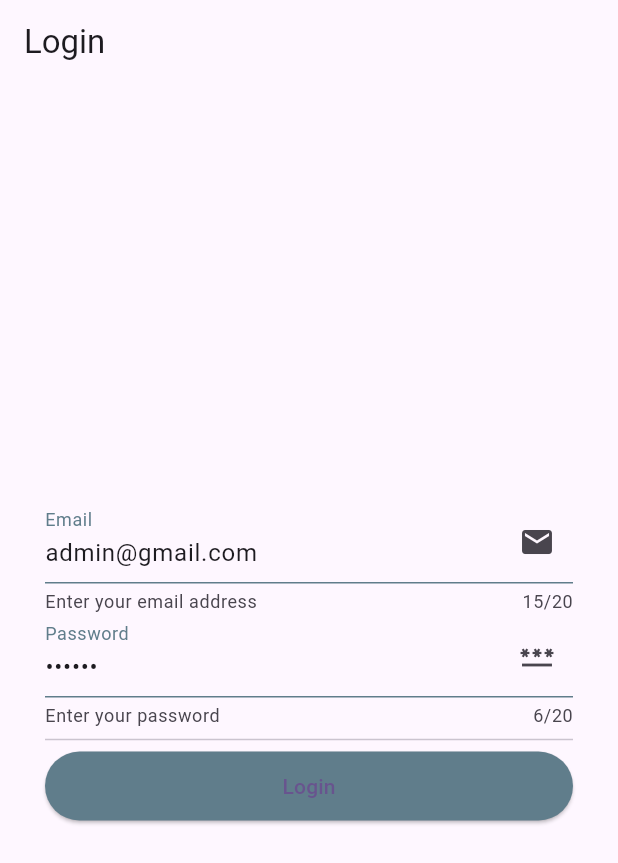
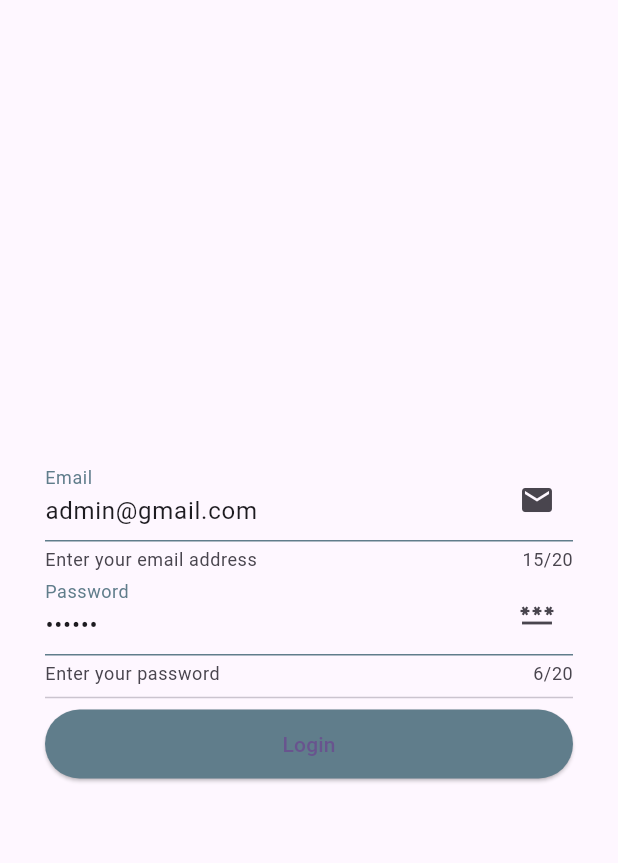
Before and after one commit to purniawan4905/login_logout_registrasi, a Flutter app: the screen it shows after launch, on a phone screen of 412 x 824 dp. Shown: the top 863 px of the screen. Run offline on Flutter 3.47's test engine with Material 3 defaults, Android fonts, the phone set to English and light mode, and no system bars; our stand-ins replace firebase_core; accounts and stored records are empty.

Commit message:
removw appbar

```diff
--- a/lib/module/login/view/login_view.dart
+++ b/lib/module/login/view/login_view.dart
@@ -8,10 +8,6 @@ class LoginView extends StatefulWidget {
   Widget build(context, LoginController controller) {
     controller.view = this;
     return Scaffold(
-      appBar: AppBar(
-        title: const Text("Login"),
-        actions: const [],
-      ),
       body: Container(
           padding: const EdgeInsets.all(30.0),
           child: Column(
```
